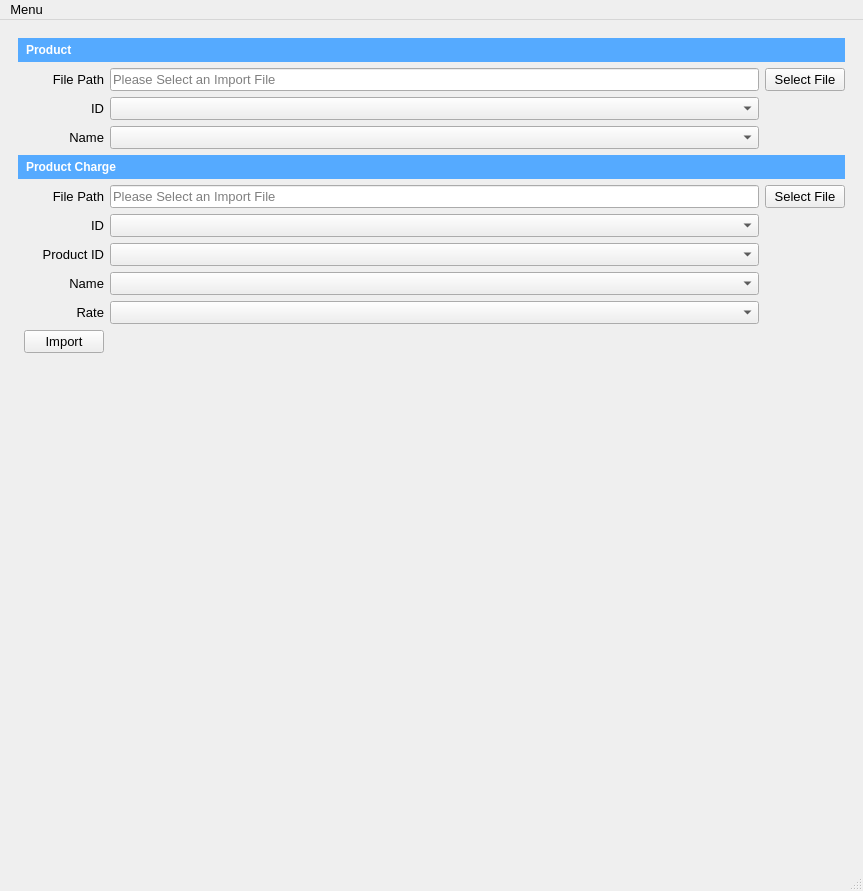
Soapey/HQCPQ, file hqcpq/gui/ui_files/main_window.ui: the form before one commit.
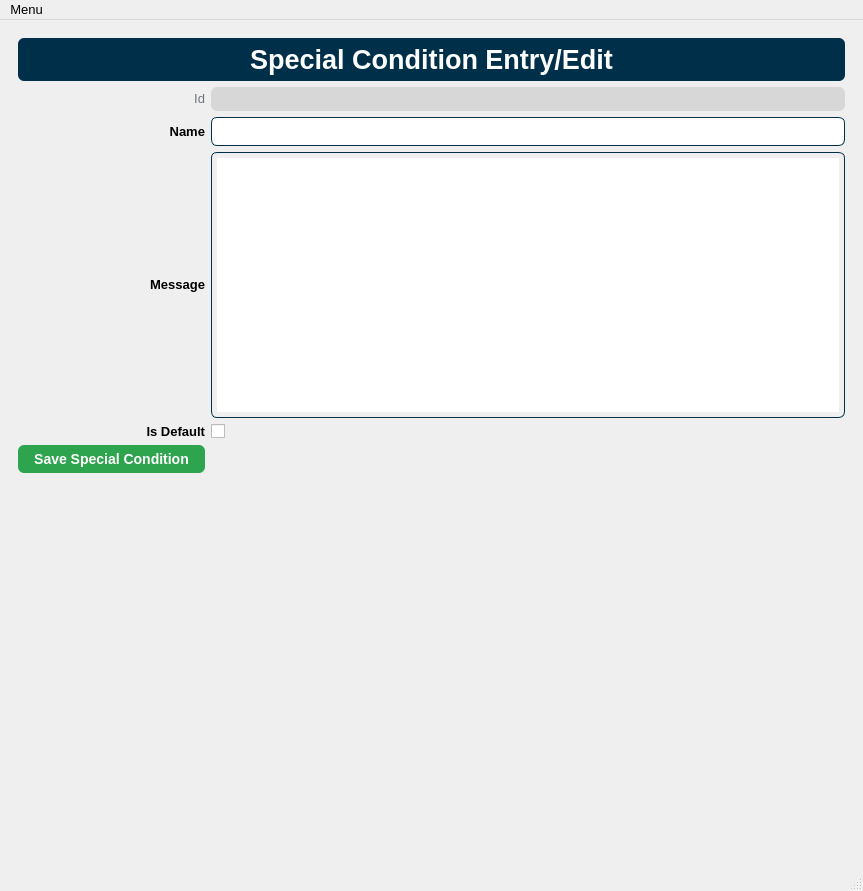
The form after the commit. The open tabs and pages were chosen to show the change. Icons and pictures are not drawn.

The edit to the form file:
```diff
--- a/hqcpq/gui/ui_files/main_window.ui
+++ b/hqcpq/gui/ui_files/main_window.ui
@@ -2797,7 +2797,7 @@
         <item row="9" column="0" colspan="2">
          <widget class="QLabel" name="lblProductRate_ImportRateColumn">
           <property name="text">
-           <string>Rate</string>
+           <string>Unit Cost</string>
           </property>
           <property name="alignment">
            <set>Qt::AlignRight|Qt::AlignTrailing|Qt::AlignVCenter</set>
@@ -2820,7 +2820,7 @@
         <item row="2" column="0" colspan="2">
          <widget class="QLabel" name="lblProduct_ImportIdColumn">
           <property name="text">
-           <string>ID</string>
+           <string>Product No</string>
           </property>
           <property name="alignment">
            <set>Qt::AlignRight|Qt::AlignTrailing|Qt::AlignVCenter</set>
@@ -2879,7 +2879,7 @@
         <item row="7" column="0" colspan="2">
          <widget class="QLabel" name="lblProductRate_ImportProductIDColumn">
           <property name="text">
-           <string>Product ID</string>
+           <string>Product</string>
           </property>
           <property name="alignment">
            <set>Qt::AlignRight|Qt::AlignTrailing|Qt::AlignVCenter</set>
@@ -2909,7 +2909,7 @@
         <item row="6" column="0" colspan="2">
          <widget class="QLabel" name="lblProductRate_ImportIdColumn">
           <property name="text">
-           <string>ID</string>
+           <string>Product Charge No</string>
           </property>
           <property name="alignment">
            <set>Qt::AlignRight|Qt::AlignTrailing|Qt::AlignVCenter</set>
@@ -2974,6 +2974,377 @@
         </item>
        </layout>
       </widget>
+      <widget class="QWidget" name="pageSpecialConditions">
+       <layout class="QGridLayout" name="gridLayout_26">
+        <item row="0" column="0" colspan="3">
+         <widget class="QLabel" name="lblSpecialConditions_Header">
+          <property name="styleSheet">
+           <string notr="true">border: 1px solid rgba(27, 31, 35, .15);
+border-radius: 6px;
+background-color: #003049;
+color: #ffffff;
+font-size: 20pt;
+font-family: &quot;Helvetica&quot;;
+font-style: normal;
+font-weight: 700;
+padding: 6px;</string>
+          </property>
+          <property name="text">
+           <string>Special Conditions</string>
+          </property>
+          <property name="alignment">
+           <set>Qt::AlignCenter</set>
+          </property>
+         </widget>
+        </item>
+        <item row="1" column="0">
+         <widget class="QPushButton" name="btnNewSpecialCondition">
+          <property name="focusPolicy">
+           <enum>Qt::NoFocus</enum>
+          </property>
+          <property name="styleSheet">
+           <string notr="true">background-color: #4361ee;
+border: 1px solid rgba(27, 31, 35, .15);
+border-radius: 6px;
+color: #fff;
+font-family: &quot;Helvetica&quot;;
+font-size: 14px;
+font-weight: 600;
+line-height: 20px;
+padding: 6px 16px;
+position: relative;
+text-align: center;
+text-decoration: none;
+vertical-align: middle;
+white-space: nowrap;</string>
+          </property>
+          <property name="text">
+           <string>New Special Condition</string>
+          </property>
+         </widget>
+        </item>
+        <item row="1" column="1">
+         <widget class="QPushButton" name="btnEditSpecialCondition">
+          <property name="focusPolicy">
+           <enum>Qt::NoFocus</enum>
+          </property>
+          <property name="styleSheet">
+           <string notr="true">background-color: #f77f00;
+border: 1px solid rgba(27, 31, 35, .15);
+border-radius: 6px;
+color: #fff;
+font-family: &quot;Helvetica&quot;;
+font-size: 14px;
+font-weight: 600;
+line-height: 20px;
+padding: 6px 16px;
+position: relative;
+text-align: center;
+text-decoration: none;
+vertical-align: middle;
+white-space: nowrap;</string>
+          </property>
+          <property name="text">
+           <string>Edit Special Condition</string>
+          </property>
+         </widget>
+        </item>
+        <item row="1" column="2">
+         <widget class="QPushButton" name="btnDeleteSpecialCondition">
+          <property name="focusPolicy">
+           <enum>Qt::NoFocus</enum>
+          </property>
+          <property name="styleSheet">
+           <string notr="true">background-color: #d62828;
+border: 1px solid rgba(27, 31, 35, .15);
+border-radius: 6px;
+color: #fff;
+font-family: &quot;Helvetica&quot;;
+font-size: 14px;
+font-weight: 600;
+line-height: 20px;
+padding: 6px 16px;
+position: relative;
+text-align: center;
+text-decoration: none;
+vertical-align: middle;
+white-space: nowrap;</string>
+          </property>
+          <property name="text">
+           <string>Delete Special Condition</string>
+          </property>
+         </widget>
+        </item>
+        <item row="2" column="0" colspan="3">
+         <widget class="QLineEdit" name="txtSpecialConditionsSearch">
+          <property name="focusPolicy">
+           <enum>Qt::ClickFocus</enum>
+          </property>
+          <property name="styleSheet">
+           <string notr="true">border: 1px solid #003049;
+border-radius: 6px;
+font-family: &quot;Helvetica&quot;;
+font-size: 14pt;
+padding: 5px;</string>
+          </property>
+          <property name="placeholderText">
+           <string>Search</string>
+          </property>
+         </widget>
+        </item>
+        <item row="3" column="0" colspan="3">
+         <widget class="QTableWidget" name="tblSpecialConditions">
+          <property name="focusPolicy">
+           <enum>Qt::NoFocus</enum>
+          </property>
+          <property name="styleSheet">
+           <string notr="true">border: 1px solid #003049;
+font-family: &quot;Helvetica&quot;;
+font-size: 10pt;</string>
+          </property>
+          <property name="sizeAdjustPolicy">
+           <enum>QAbstractScrollArea::AdjustToContents</enum>
+          </property>
+          <property name="editTriggers">
+           <set>QAbstractItemView::NoEditTriggers</set>
+          </property>
+          <property name="selectionMode">
+           <enum>QAbstractItemView::SingleSelection</enum>
+          </property>
+          <property name="selectionBehavior">
+           <enum>QAbstractItemView::SelectRows</enum>
+          </property>
+          <property name="sortingEnabled">
+           <bool>true</bool>
+          </property>
+          <property name="columnCount">
+           <number>0</number>
+          </property>
+          <attribute name="horizontalHeaderStretchLastSection">
+           <bool>true</bool>
+          </attribute>
+          <attribute name="verticalHeaderVisible">
+           <bool>false</bool>
+          </attribute>
+          <attribute name="verticalHeaderStretchLastSection">
+           <bool>false</bool>
+          </attribute>
+         </widget>
+        </item>
+       </layout>
+      </widget>
+      <widget class="QWidget" name="pageSpecialConditionEntry">
+       <layout class="QGridLayout" name="gridLayout_12">
+        <item row="0" column="0" colspan="2">
+         <widget class="QLabel" name="lblSpecialConditionEntry_Header">
+          <property name="styleSheet">
+           <string notr="true">border: 1px solid rgba(27, 31, 35, .15);
+border-radius: 6px;
+background-color: #003049;
+color: #ffffff;
+font-size: 20pt;
+font-family: &quot;Helvetica&quot;;
+font-style: normal;
+font-weight: 700;
+padding: 6px;</string>
+          </property>
+          <property name="text">
+           <string>Special Condition Entry/Edit</string>
+          </property>
+          <property name="alignment">
+           <set>Qt::AlignCenter</set>
+          </property>
+         </widget>
+        </item>
+        <item row="1" column="0">
+         <widget class="QLabel" name="lblSpecialConditionId_Label">
+          <property name="sizePolicy">
+           <sizepolicy hsizetype="Preferred" vsizetype="Maximum">
+            <horstretch>0</horstretch>
+            <verstretch>0</verstretch>
+           </sizepolicy>
+          </property>
+          <property name="layoutDirection">
+           <enum>Qt::LeftToRight</enum>
+          </property>
+          <property name="styleSheet">
+           <string notr="true">color: #6c757d;
+font-family: &quot;Helvetica&quot;;
+font-weight: 300;
+font-size: 10pt</string>
+          </property>
+          <property name="text">
+           <string>Id</string>
+          </property>
+          <property name="alignment">
+           <set>Qt::AlignRight|Qt::AlignTrailing|Qt::AlignVCenter</set>
+          </property>
+         </widget>
+        </item>
+        <item row="1" column="1">
+         <widget class="QLabel" name="lblSpecialConditionId">
+          <property name="sizePolicy">
+           <sizepolicy hsizetype="Preferred" vsizetype="Minimum">
+            <horstretch>0</horstretch>
+            <verstretch>0</verstretch>
+           </sizepolicy>
+          </property>
+          <property name="styleSheet">
+           <string notr="true">background-color: rgb(215, 215, 215);
+border-radius: 6px;
+font-family: &quot;Helvetica&quot;;
+padding: 5px;</string>
+          </property>
+          <property name="text">
+           <string/>
+          </property>
+         </widget>
+        </item>
+        <item row="2" column="0">
+         <widget class="QLabel" name="lblSpecialCondition_Name">
+          <property name="sizePolicy">
+           <sizepolicy hsizetype="Preferred" vsizetype="Maximum">
+            <horstretch>0</horstretch>
+            <verstretch>0</verstretch>
+           </sizepolicy>
+          </property>
+          <property name="layoutDirection">
+           <enum>Qt::LeftToRight</enum>
+          </property>
+          <property name="styleSheet">
+           <string notr="true">font-family: &quot;Helvetica&quot;;
+font-weight: 700;
+font-size: 10pt;</string>
+          </property>
+          <property name="text">
+           <string>Name</string>
+          </property>
+          <property name="alignment">
+           <set>Qt::AlignRight|Qt::AlignTrailing|Qt::AlignVCenter</set>
+          </property>
+         </widget>
+        </item>
+        <item row="2" column="1">
+         <widget class="QLineEdit" name="txtSpecialCondition_Name">
+          <property name="styleSheet">
+           <string notr="true">border: 1px solid #003049;
+border-radius: 6px;
+font-family: &quot;Helvetica&quot;;
+font-size: 10pt;
+padding: 5px;</string>
+          </property>
+          <property name="maxLength">
+           <number>32767</number>
+          </property>
+         </widget>
+        </item>
+        <item row="3" column="0">
+         <widget class="QLabel" name="lblSpecialCondition_Message">
+          <property name="sizePolicy">
+           <sizepolicy hsizetype="Preferred" vsizetype="Maximum">
+            <horstretch>0</horstretch>
+            <verstretch>0</verstretch>
+           </sizepolicy>
+          </property>
+          <property name="layoutDirection">
+           <enum>Qt::LeftToRight</enum>
+          </property>
+          <property name="styleSheet">
+           <string notr="true">font-family: &quot;Helvetica&quot;;
+font-weight: 700;
+font-size: 10pt;</string>
+          </property>
+          <property name="text">
+           <string>Message</string>
+          </property>
+          <property name="alignment">
+           <set>Qt::AlignRight|Qt::AlignTrailing|Qt::AlignVCenter</set>
+          </property>
+         </widget>
+        </item>
+        <item row="3" column="1">
+         <widget class="QPlainTextEdit" name="txtSpecialCondition_Message">
+          <property name="styleSheet">
+           <string notr="true">border: 1px solid #003049;
+border-radius: 6px;
+font-family: &quot;Helvetica&quot;;
+font-size: 10pt;
+padding: 5px;</string>
+          </property>
+         </widget>
+        </item>
+        <item row="4" column="0">
+         <widget class="QLabel" name="lblSpecialCondition_IsDefault">
+          <property name="sizePolicy">
+           <sizepolicy hsizetype="Preferred" vsizetype="Maximum">
+            <horstretch>0</horstretch>
+            <verstretch>0</verstretch>
+           </sizepolicy>
+          </property>
+          <property name="layoutDirection">
+           <enum>Qt::LeftToRight</enum>
+          </property>
+          <property name="styleSheet">
+           <string notr="true">font-family: &quot;Helvetica&quot;;
+font-weight: 700;
+font-size: 10pt;</string>
+          </property>
+          <property name="text">
+           <string>Is Default</string>
+          </property>
+          <property name="alignment">
+           <set>Qt::AlignRight|Qt::AlignTrailing|Qt::AlignVCenter</set>
+          </property>
+         </widget>
+        </item>
+        <item row="4" column="1">
+         <widget class="QCheckBox" name="chkSpecialCondition_IsDefault">
+          <property name="text">
+           <string/>
+          </property>
+         </widget>
+        </item>
+        <item row="5" column="0">
+         <widget class="QPushButton" name="btnSaveSpecialCondition">
+          <property name="focusPolicy">
+           <enum>Qt::NoFocus</enum>
+          </property>
+          <property name="styleSheet">
+           <string notr="true">background-color: #2ea44f;
+border: 1px solid rgba(27, 31, 35, .15);
+border-radius: 6px;
+color: #fff;
+font-family: &quot;Helvetica&quot;;
+font-size: 14px;
+font-weight: 600;
+line-height: 20px;
+padding: 6px 16px;
+position: relative;
+text-align: center;
+text-decoration: none;
+vertical-align: middle;
+white-space: nowrap;</string>
+          </property>
+          <property name="text">
+           <string>Save Special Condition</string>
+          </property>
+         </widget>
+        </item>
+        <item row="6" column="0" colspan="2">
+         <spacer name="verticalSpacer_11">
+          <property name="orientation">
+           <enum>Qt::Vertical</enum>
+          </property>
+          <property name="sizeHint" stdset="0">
+           <size>
+            <width>824</width>
+            <height>378</height>
+           </size>
+          </property>
+         </spacer>
+        </item>
+       </layout>
+      </widget>
      </widget>
     </item>
    </layout>
```
Left out of the diff: 9 changed lines with no effect on the pictures.
